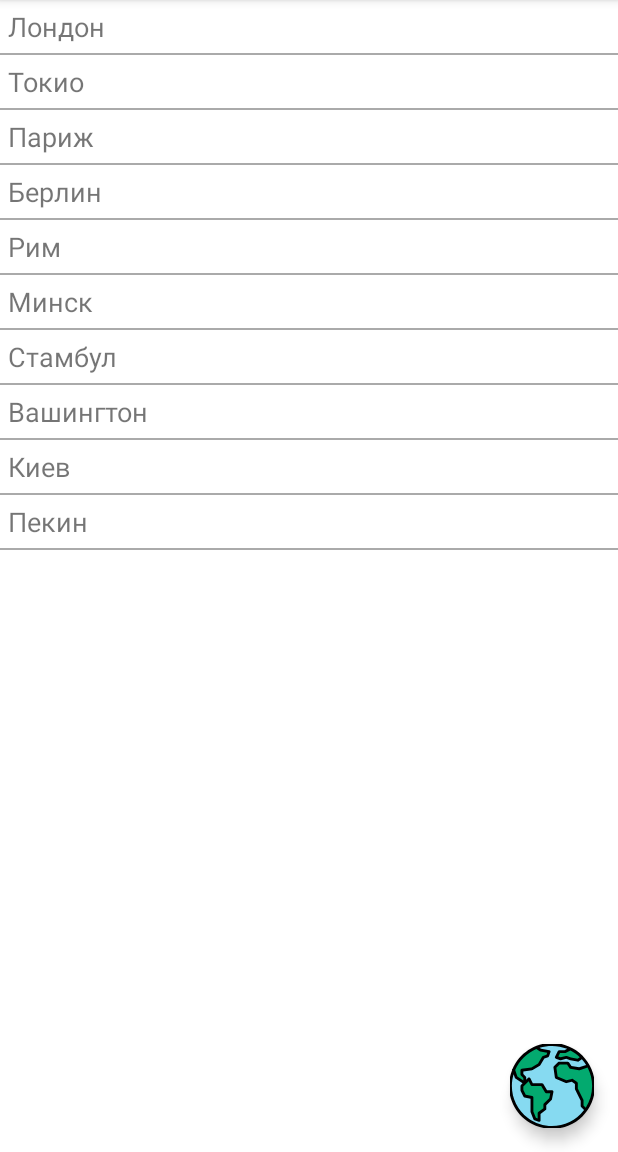
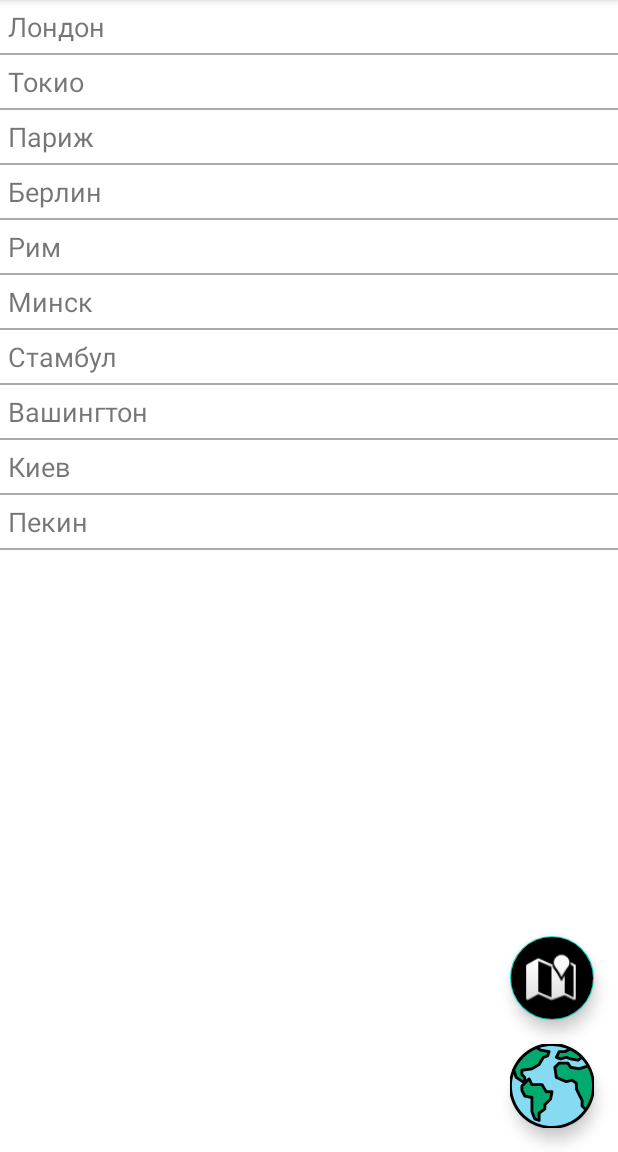
Before and after one commit to BikkIlshat/Wetherwithmvvm, an Android app: the screen it shows after launch (MainActivity), on a phone screen of 412 x 824 dp, the part 84-1236 px from its top. Run offline under Robolectric (Android 15) with nearby library versions, the phone set to English and light mode, and no system bars.

```diff
--- a/app/src/main/AndroidManifest.xml
+++ b/app/src/main/AndroidManifest.xml
@@ -4,6 +4,7 @@
 
     <uses-permission android:name="android.permission.INTERNET"/>
     <uses-permission android:name="android.permission.READ_CONTACTS"/>
+    <uses-permission android:name="android.permission.ACCESS_FINE_LOCATION"/>
 
     <application
         android:name=".framework.App"
--- a/app/src/main/java/com/hfad/wetherwithmvvm/di/KoinModule.kt
+++ b/app/src/main/java/com/hfad/wetherwithmvvm/di/KoinModule.kt
@@ -2,7 +2,7 @@ package com.hfad.wetherwithmvvm.di
 
 import com.hfad.wetherwithmvvm.framework.ui.details.DetailsViewModel
 import com.hfad.wetherwithmvvm.framework.ui.history.HistoryViewModel
-import com.hfad.wetherwithmvvm.framework.ui.main.MainViewModel
+import com.hfad.wetherwithmvvm.framework.ui.list_of_cities.ListOfCitiesViewModel
 import com.hfad.wetherwithmvvm.model.repository.Repository
 import com.hfad.wetherwithmvvm.model.repository.RepositoryImpl
 import org.koin.androidx.viewmodel.dsl.viewModel
@@ -13,7 +13,7 @@ val appModule = module {
     single<Repository> {RepositoryImpl()}
 
     //View models
-    viewModel { MainViewModel(get()) }
+    viewModel { ListOfCitiesViewModel(get()) }
     viewModel { DetailsViewModel(get()) }
     viewModel { HistoryViewModel(get()) }
 }
--- a/app/src/main/java/com/hfad/wetherwithmvvm/framework/ui/MainActivity.kt
+++ b/app/src/main/java/com/hfad/wetherwithmvvm/framework/ui/MainActivity.kt
@@ -9,7 +9,7 @@ import androidx.fragment.app.Fragment
 import com.hfad.wetherwithmvvm.R
 import com.hfad.wetherwithmvvm.framework.ui.contacts.ContactsFragment
 import com.hfad.wetherwithmvvm.framework.ui.history.HistoryFragment
-import com.hfad.wetherwithmvvm.framework.ui.main.MainFragment
+import com.hfad.wetherwithmvvm.framework.ui.list_of_cities.ListOfCitiesFragmentBinding
 
 class MainActivity : AppCompatActivity() {
 
@@ -19,7 +19,7 @@ class MainActivity : AppCompatActivity() {
         setContentView(R.layout.main_activity)
         if (savedInstanceState == null) {
             supportFragmentManager.beginTransaction()
-                .replace(R.id.container, MainFragment.newInstance())
+                .replace(R.id.container, ListOfCitiesFragmentBinding.newInstance())
                 .commitNow()
         }
 
--- a/app/src/main/java/com/hfad/wetherwithmvvm/framework/ui/adapters/MainFragmentAdapter.kt
+++ b/app/src/main/java/com/hfad/wetherwithmvvm/framework/ui/adapters/MainFragmentAdapter.kt
@@ -6,11 +6,10 @@ import android.view.View
 import android.view.ViewGroup
 import androidx.recyclerview.widget.RecyclerView
 import com.hfad.wetherwithmvvm.databinding.FragmentMainRecyclerItemBinding
-import com.hfad.wetherwithmvvm.framework.ui.main.MainFragment
+import com.hfad.wetherwithmvvm.framework.ui.list_of_cities.ListOfCitiesFragmentBinding
 import com.hfad.wetherwithmvvm.model.entities.Weather
-import org.koin.core.parameter.parametersOf
 
-class MainFragmentAdapter(private var itemClickListener: MainFragment.OnItemViewClickListener) :
+class MainFragmentAdapter(private var itemClickListener: ListOfCitiesFragmentBinding.OnItemViewClickListener) :
     RecyclerView.Adapter<MainFragmentAdapter.MainViewHolder>() {
     private var weatherData: List<Weather> = listOf()
     private lateinit var binding: FragmentMainRecyclerItemBinding
--- a/app/src/main/java/com/hfad/wetherwithmvvm/framework/ui/main/MainViewModel.kt
+++ b/app/src/main/java/com/hfad/wetherwithmvvm/framework/ui/list_of_cities/ListOfCitiesViewModel.kt
@@ -1,4 +1,4 @@
-package com.hfad.wetherwithmvvm.framework.ui.main
+package com.hfad.wetherwithmvvm.framework.ui.list_of_cities
 
 import android.util.Log
 import androidx.lifecycle.*
@@ -9,7 +9,7 @@ import java.lang.Thread.sleep
 
 
 
-class MainViewModel(private val repository: Repository) : ViewModel(), LifecycleObserver {
+class ListOfCitiesViewModel(private val repository: Repository) : ViewModel(), LifecycleObserver {
 
    val THREAD_SLEEP = 1000
     private val liveDataToObserve: MutableLiveData<AppState> = MutableLiveData()
--- a/app/src/main/java/com/hfad/wetherwithmvvm/framework/ui/main/MainFragment.kt
+++ /dev/null
@@ -1,140 +0,0 @@
-package com.hfad.wetherwithmvvm.framework.ui.main
-
-import android.content.Context
-import android.os.Bundle
-import android.view.LayoutInflater
-import android.view.View
-import android.view.ViewGroup
-import androidx.fragment.app.Fragment
-import com.google.android.material.snackbar.Snackbar
-import com.hfad.wetherwithmvvm.AppState
-import com.hfad.wetherwithmvvm.R
-import com.hfad.wetherwithmvvm.databinding.MainFragmentBinding
-import com.hfad.wetherwithmvvm.framework.ui.details.DetailsFragment
-import com.hfad.wetherwithmvvm.framework.ui.adapters.MainFragmentAdapter
-import com.hfad.wetherwithmvvm.model.entities.Weather
-import org.koin.androidx.viewmodel.ext.android.viewModel
-
-class MainFragment : Fragment() {
-
-    private var isDataSetWorld: Boolean = false
-    private val IS_WORLD_KEY = "LIST_OF_TOWNS_KEY"
-    private val viewModel: MainViewModel by viewModel()
-
-    private var _binding: MainFragmentBinding? = null
-    private val binding get() = _binding!!
-
-    private var adapter: MainFragmentAdapter? = null
-    private var isDataSetRus: Boolean = true
-
-
-    override fun onCreateView(
-        inflater: LayoutInflater,
-        container: ViewGroup?,
-        savedInstanceState: Bundle?
-    ): View? {
-        _binding = MainFragmentBinding.inflate(inflater, container, false)
-        return binding.root
-    }
-
-
-    override fun onViewCreated(view: View, savedInstanceState: Bundle?) {
-        super.onViewCreated(view, savedInstanceState)
-        with(binding) {
-            mainFragmentRecyclerView.adapter = adapter
-
-            initDataSet()
-            loadDataSet()
-
-
-            mainFragmentFAB.setOnClickListener { changeWeatherDataSet() }
-            viewModel.getLiveData().observe(viewLifecycleOwner, { renderData(it) })
-
-        }
-    }
-
-    override fun onDestroyView() {
-        super.onDestroyView()
-        _binding = null
-    }
-
-
-    private fun initDataSet() {
-        activity?.let {
-            isDataSetRus = it.getPreferences(Context.MODE_PRIVATE)
-                .getBoolean(IS_WORLD_KEY,true)
-        }
-    }
-
-
-    private fun changeWeatherDataSet() = with(binding) {
-        isDataSetRus = !isDataSetRus
-        loadDataSet()
-    }
-
-    private fun loadDataSet() = with(binding) {
-        if (isDataSetRus) {
-            viewModel.getWeatherFromLocalSourceWorld()
-            mainFragmentFAB.setImageResource(R.drawable.ic_earth)
-        } else {
-            viewModel.getWeatherFromLocalSourceRus()
-            mainFragmentFAB.setImageResource(R.drawable.ic_russia)
-        }
-        saveDataSetDisk()
-    }
-
-    private fun saveDataSetDisk() {
-        activity?.let {
-            val preferences = it.getPreferences(Context.MODE_PRIVATE)
-            val editor = preferences.edit()
-            editor.putBoolean(IS_WORLD_KEY, isDataSetRus)
-            editor.apply()
-        }
-
-    }
-    private fun renderData(appState: AppState) = with(binding) {
-        when (appState) {
-            is AppState.Success -> {
-                mainFragmentLoadingLayout.visibility = View.GONE
-                adapter = MainFragmentAdapter(object : OnItemViewClickListener {
-                    override fun onItemViewClick(weather: Weather) {
-                        val manager = activity?.supportFragmentManager
-                        manager?.let { manager ->
-                            val bundle = Bundle().apply {
-                                putParcelable(DetailsFragment.BUNDLE_EXTRA, weather)
-                            }
-                            manager.beginTransaction()
-                                .add(R.id.container, DetailsFragment.newInstance(bundle))
-                                .addToBackStack("")
-                                .commitAllowingStateLoss()
-                        }
-                    }
-                }
-                ).apply {
-                    setWeather(appState.weatherData)
-                }
-                mainFragmentRecyclerView.adapter = adapter
-            }
-            is AppState.Loading -> {
-                mainFragmentLoadingLayout.visibility = View.VISIBLE
-            }
-            is AppState.Error -> {
-                mainFragmentLoadingLayout.visibility = View.GONE
-                Snackbar
-                    .make(binding.mainFragmentFAB, getString(R.string.error), Snackbar.LENGTH_INDEFINITE)
-                    .setAction(getString(R.string.reload)) { viewModel.getWeatherFromLocalSourceRus() }
-                    .show()
-            }
-        }
-    }
-
-
-    interface OnItemViewClickListener {
-
-        fun onItemViewClick(weather: Weather)
-    }
-
-    companion object {
-        fun newInstance() = MainFragment()
-    }
-}
--- a/app/src/main/res/layout/main_fragment.xml
+++ b/app/src/main/res/layout/list_of_cities_fragment.xml
@@ -18,14 +18,27 @@
         android:id="@+id/mainFragmentFAB"
         android:layout_width="wrap_content"
         android:layout_height="wrap_content"
-        android:layout_marginEnd="16dp"
-        android:layout_marginBottom="16dp"
+        android:layout_margin="16dp"
         android:src="@drawable/ic_russia"
+        app:backgroundTint="@android:color/transparent"
         app:tint="@null"
         app:maxImageSize="57dp"
         app:layout_constraintBottom_toBottomOf="parent"
         app:layout_constraintEnd_toEndOf="parent"
         android:contentDescription="@string/change_cities_list" />
+
+    <com.google.android.material.floatingactionbutton.FloatingActionButton
+        android:id="@+id/mainFragmentFABLocation"
+        android:layout_width="wrap_content"
+        android:layout_height="wrap_content"
+        android:layout_margin="16dp"
+        android:backgroundTint="@color/black"
+        android:src="@android:drawable/ic_dialog_map"
+        app:tint="@null"
+        app:layout_constraintBottom_toTopOf="@+id/mainFragmentFAB"
+        app:layout_constraintEnd_toEndOf="parent"
+        android:contentDescription="@string/current_location"
+        app:maxImageSize="35dp" />
 
     <FrameLayout
         android:id="@+id/mainFragmentLoadingLayout"
--- a/app/src/main/res/values/dimens.xml
+++ b/app/src/main/res/values/dimens.xml
@@ -7,4 +7,5 @@
     <dimen name="margin_5_dp">5dp</dimen>
     <dimen name="main_container_text_size">10sp</dimen>
 
+
 </resources>
--- a/app/src/main/res/values/strings.xml
+++ b/app/src/main/res/values/strings.xml
@@ -12,5 +12,29 @@
     <string name="on_click">по щелчку</string>
     <string name="need_permissions_to_read_contacts">Необходимо предоставить разрешение для чтения контактов</string>
     <string name="contacts">Контакты</string>
+    <string name="dialog_button_close">Закрыть</string>
+    <string name="dialog_title_no_gps">Доступ к геолокации закрыт</string>
+    <string name="dialog_message_no_gps">Разрешите доступ к геолокации, если хотите узнать погоду текущего места</string>
+    <string name="dialog_title_gps_turned_off">GPS отключён</string>
+    <string name="dialog_message_last_location_unknown">Местонахождение неизвестно. Включите GPS, если хотите получить погоду по текущему адресу</string>
+    <string name="dialog_message_last_known_location">Показана последняя известная локация. Включите GPS, если хотите обновить местонахождение</string>
+    <string name="dialog_rationale_title">Доступ к геолокации</string>
+    <string name="dialog_rationale_meaasge">Объяснение</string>
+    <string name="dialog_rationale_give_access">Предоставить доступ</string>
+    <string name="dialog_rationale_decline">Не надо</string>
+    <string name="dialog_address_title">Ваш адрес</string>
+    <string name="dialog_address_get_weather">Узнать погоду</string>
+    <string name="need_permissions_to_find_location">Необходимо разрешение для показа погоды для текущего места</string>
+    <string name="looks_like_location_disabled">Возможно, выключена функция определения местоположения</string>
+    <string name="current_location">Текущее местоположение</string>
+    <string name="map">Карта</string>
+    <string name="enter_query">Введите запрос</string>
+    <string name="search">Поиск</string>
+    <string name="map_mode">Режим карты</string>
+    <string name="normal">Нормальный</string>
+    <string name="satellites">Спутники</string>
+    <string name="terrain">Схема</string>
+    <string name="traffic">Трафик</string>
+    <string name="start_marker">Старт</string>
 
 </resources>
```
Also changed, not shown: app/src/main/java/com/hfad/wetherwithmvvm/framework/ui/list_of_cities/ListOfCitiesFragmentBinding.kt (added, +282 -0 lines), 1 other file.
